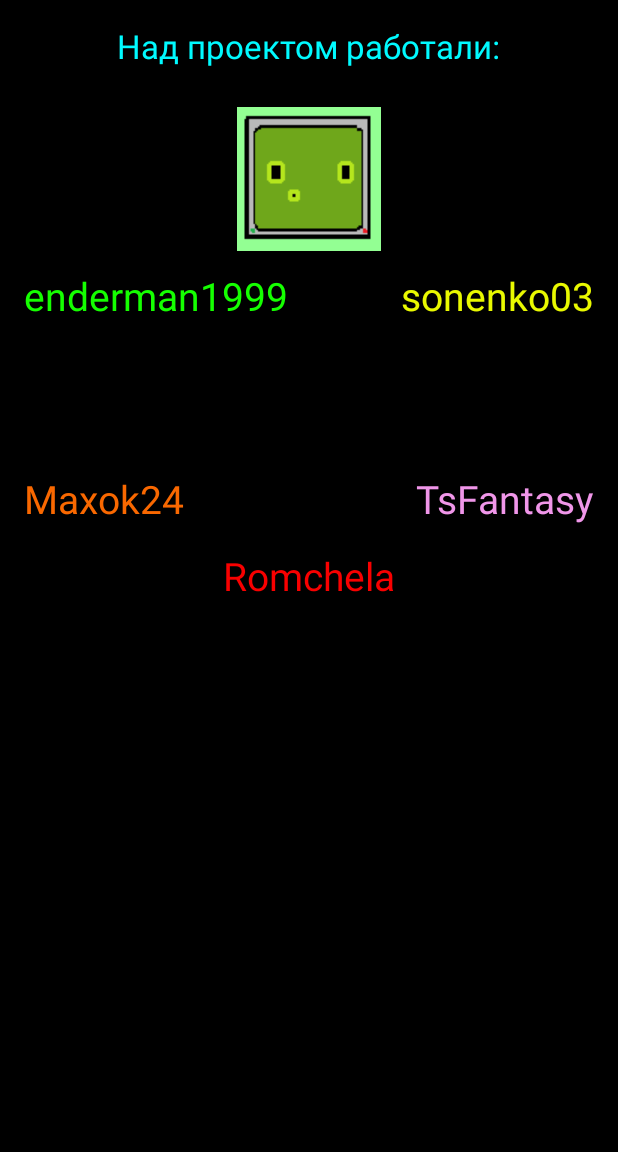
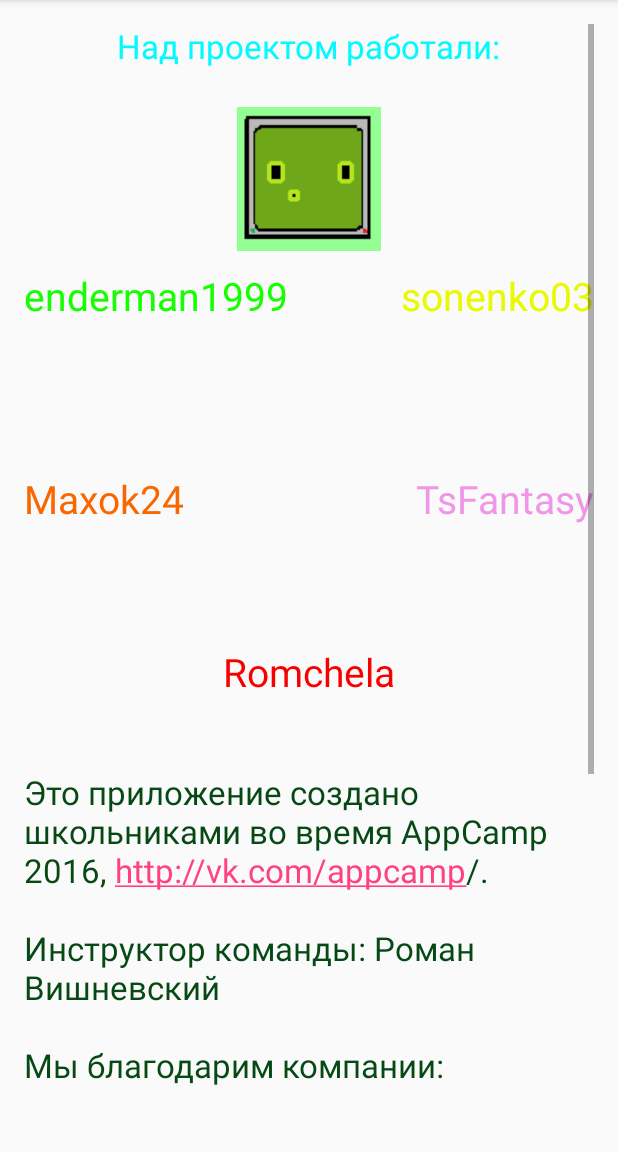
Before and after one commit to AppCampSiberia/ChatBot, an Android app: the About screen opened directly, with no data from a screen before it, on a phone screen of 412 x 824 dp, the part 84-1236 px from its top. Run offline under Robolectric (Android 15) with nearby library versions, the phone set to English and light mode, and no system bars.

Commit message:
Подготовка к публикации

```diff
--- a/app/src/main/res/layout/activity_about.xml
+++ b/app/src/main/res/layout/activity_about.xml
@@ -1,5 +1,5 @@
 <?xml version="1.0" encoding="utf-8"?>
-<RelativeLayout xmlns:android="http://schemas.android.com/apk/res/android"
+<ScrollView xmlns:android="http://schemas.android.com/apk/res/android"
     xmlns:tools="http://schemas.android.com/tools"
     android:layout_width="match_parent"
     android:layout_height="match_parent"
@@ -8,8 +8,12 @@
     android:paddingRight="@dimen/activity_horizontal_margin"
     android:paddingTop="@dimen/activity_vertical_margin"
     tools:context="ru.appcampsiberia.chatbot.About"
-    android:id="@+id/нв7у"
-    android:background="#000000">
+    android:id="@+id/scrollView">
+
+<RelativeLayout
+    android:layout_width="match_parent"
+    android:layout_height="match_parent"
+    android:id="@+id/нв7у">
 
     <ImageView
         android:layout_width="wrap_content"
@@ -88,7 +92,32 @@
         android:id="@+id/textView6"
         android:textColor="#F90000"
         android:textSize="26dp"
-        android:layout_centerVertical="true"
-        android:layout_centerHorizontal="true" />
+        android:layout_centerHorizontal="true"
+        android:layout_below="@+id/textView5"
+        android:layout_marginTop="80dp" />
+
+    <LinearLayout
+        android:orientation="vertical"
+        android:layout_width="match_parent"
+        android:layout_height="wrap_content"
+        android:layout_marginTop="32dp"
+        android:paddingTop="16dp"
+        android:paddingBottom="16dp"
+        android:layout_alignParentLeft="true"
+        android:layout_alignParentRight="true"
+        android:layout_alignParentBottom="true"
+        android:layout_below="@+id/textView6">
+
+        <TextView
+            android:layout_width="wrap_content"
+            android:layout_height="wrap_content"
+            android:textAppearance="?android:attr/textAppearanceLarge"
+            android:text="Это приложение создано школьниками во время AppCamp 2016, http://vk.com/appcamp/.\n\nИнструктор команды: Роман Вишневский\n\nМы благодарим компании:\n\nAzoft за подарки участникам, лекции и экскурсию;\n\nEastBanc Technologies за помещение для занятий, лекции и экскурсию;\n\nSoftLab-NSK и Новосибирский Государственный Университет за предоставленную технику и помощь в организации;\n\nXored Software за подарки участникам и экскурсию."
+            android:id="@+id/appCampFooter"
+            android:autoLink="web"
+            android:textColor="#074915" />
+    </LinearLayout>
 
 </RelativeLayout>
+
+</ScrollView>
```
